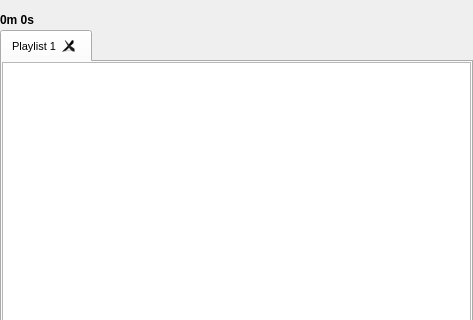
This is branches/sayonara-885/src/GUI/playlist/GUI_Playlist.ui in shahid334/sayonara-player as Qt 5 draws it before an edit; both pictures show x 0 to 473 and y 0 to 320 of the 473 by 514 pixel window. The edited form follows.
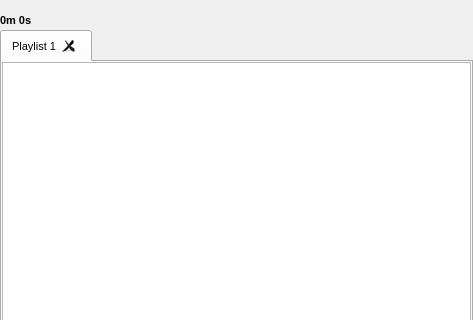
This is the edited form. Icons and pictures are not drawn. Custom widgets are drawn as their Qt base class.

What changed in the file:
```diff
--- a/branches/sayonara-885/src/GUI/playlist/GUI_Playlist.ui
+++ b/branches/sayonara-885/src/GUI/playlist/GUI_Playlist.ui
@@ -530,7 +530,6 @@
        </property>
        <property name="font">
         <font>
-         <pointsize>9</pointsize>
          <weight>75</weight>
          <bold>true</bold>
         </font>
```
Left out of the diff: 22 changed lines with no effect on the pictures.
